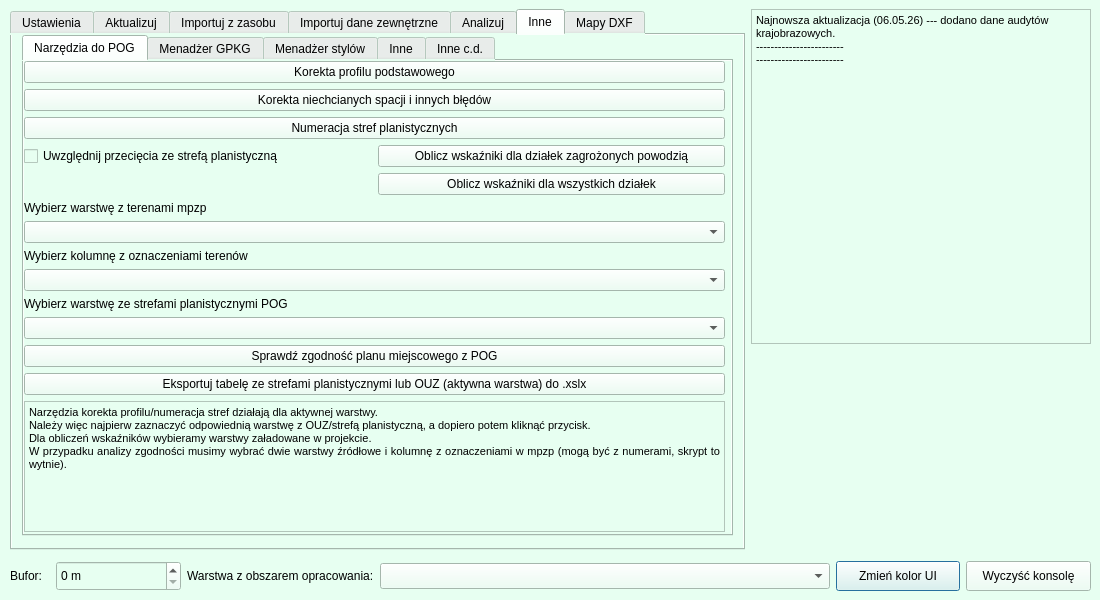
Above: bober_os_dialog_base.ui from pankonduktortoja/BoberOS before the change. Below: the same form after it.
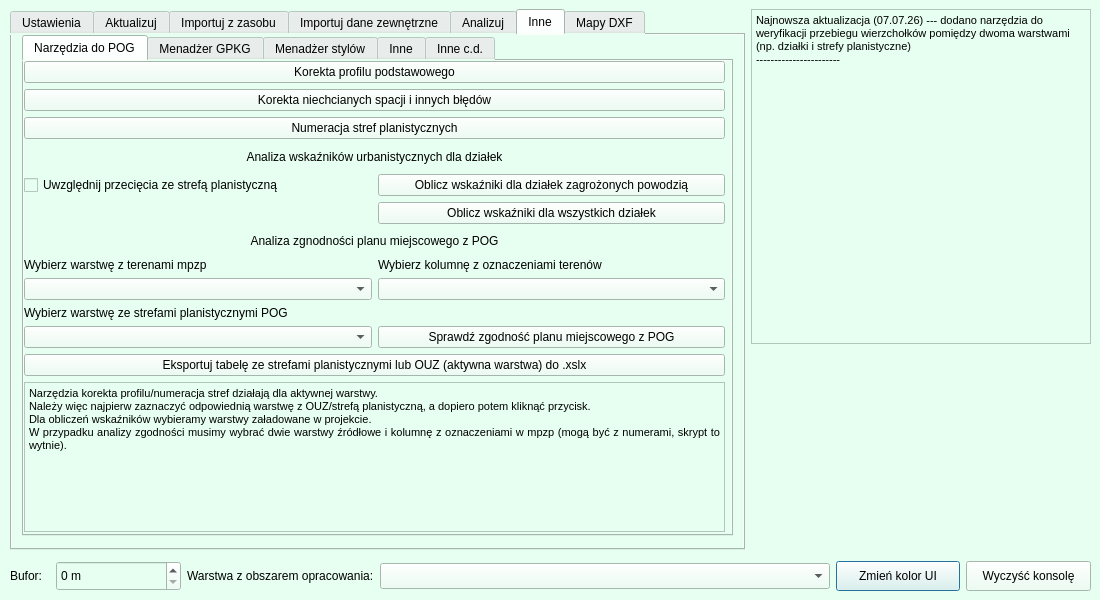
That is the form after the change. The open tabs and pages were chosen to show the change. Custom widgets are drawn as their Qt base class.

Commit message: added vertices alignment analysis

Diff of the .ui file:
```diff
--- a/bober_os_dialog_base.ui
+++ b/bober_os_dialog_base.ui
@@ -1659,70 +1659,97 @@
              </property>
             </widget>
            </item>
+           <item>
+            <widget class="QLabel" name="label_37">
+             <property name="text">
+              <string>Analiza wskaźników urbanistycznych dla działek</string>
+             </property>
+             <property name="alignment">
+              <set>Qt::AlignCenter</set>
+             </property>
+            </widget>
+           </item>
            <item>
             <layout class="QGridLayout" name="gridLayout_3">
              <property name="topMargin">
               <number>0</number>
              </property>
-             <item row="0" column="1">
-              <widget class="QPushButton" name="pb_anal_pog_flood_buildings">
-               <property name="text">
-                <string>Oblicz wskaźniki dla działek zagrożonych powodzią</string>
-               </property>
-              </widget>
-             </item>
-             <item row="1" column="1">
+             <item row="2" column="1">
               <widget class="QPushButton" name="pb_anal_pog_all_buildings">
                <property name="text">
                 <string>Oblicz wskaźniki dla wszystkich działek</string>
                </property>
               </widget>
              </item>
-             <item row="0" column="0">
+             <item row="1" column="0">
               <widget class="QCheckBox" name="cb_use_pog_strefa">
                <property name="text">
                 <string>Uwzględnij przecięcia ze strefą planistyczną</string>
                </property>
               </widget>
              </item>
+             <item row="1" column="1">
+              <widget class="QPushButton" name="pb_anal_pog_flood_buildings">
+               <property name="text">
+                <string>Oblicz wskaźniki dla działek zagrożonych powodzią</string>
+               </property>
+              </widget>
+             </item>
             </layout>
            </item>
            <item>
-            <widget class="QLabel" name="label_22">
+            <widget class="QLabel" name="label_38">
              <property name="text">
-              <string>Wybierz warstwę z terenami mpzp</string>
+              <string>Analiza zgnodności planu miejscowego z POG</string>
              </property>
-            </widget>
-           </item>
-           <item>
-            <widget class="QgsMapLayerComboBox" name="mpzp_layer"/>
-           </item>
-           <item>
-            <widget class="QLabel" name="label_24">
-             <property name="text">
-              <string>Wybierz kolumnę z oznaczeniami terenów</string>
+             <property name="alignment">
+              <set>Qt::AlignCenter</set>
              </property>
             </widget>
            </item>
            <item>
-            <widget class="QComboBox" name="cb_mpzp_symbol_col"/>
-           </item>
-           <item>
-            <widget class="QLabel" name="label_23">
-             <property name="text">
-              <string>Wybierz warstwę ze strefami planistycznymi POG</string>
+            <layout class="QGridLayout" name="gridLayout_6">
+             <property name="topMargin">
+              <number>0</number>
              </property>
-            </widget>
-           </item>
-           <item>
-            <widget class="QgsMapLayerComboBox" name="pog_layer"/>
-           </item>
-           <item>
-            <widget class="QPushButton" name="pb_pog_zgodnosc">
-             <property name="text">
-              <string>Sprawdź zgodność planu miejscowego z POG</string>
-             </property>
-            </widget>
+             <item row="1" column="0">
+              <widget class="QgsMapLayerComboBox" name="mpzp_layer"/>
+             </item>
+             <item row="1" column="1">
+              <widget class="QComboBox" name="cb_mpzp_symbol_col"/>
+             </item>
+             <item row="2" column="0">
+              <widget class="QLabel" name="label_23">
+               <property name="text">
+                <string>Wybierz warstwę ze strefami planistycznymi POG</string>
+               </property>
+              </widget>
+             </item>
+             <item row="0" column="0">
+              <widget class="QLabel" name="label_22">
+               <property name="text">
+                <string>Wybierz warstwę z terenami mpzp</string>
+               </property>
+              </widget>
+             </item>
+             <item row="0" column="1">
+              <widget class="QLabel" name="label_24">
+               <property name="text">
+                <string>Wybierz kolumnę z oznaczeniami terenów</string>
+               </property>
+              </widget>
+             </item>
+             <item row="3" column="0">
+              <widget class="QgsMapLayerComboBox" name="pog_layer"/>
+             </item>
+             <item row="3" column="1">
+              <widget class="QPushButton" name="pb_pog_zgodnosc">
+               <property name="text">
+                <string>Sprawdź zgodność planu miejscowego z POG</string>
+               </property>
+              </widget>
+             </item>
+            </layout>
            </item>
            <item>
             <widget class="QPushButton" name="pb_pog_to_xslx">
@@ -2423,9 +2450,8 @@
 &lt;html&gt;&lt;head&gt;&lt;meta name=&quot;qrichtext&quot; content=&quot;1&quot; /&gt;&lt;style type=&quot;text/css&quot;&gt;
 p, li { white-space: pre-wrap; }
 &lt;/style&gt;&lt;/head&gt;&lt;body style=&quot; font-family:'Open Sans'; font-size:8pt; font-weight:400; font-style:normal;&quot;&gt;
-&lt;p style=&quot; margin-top:0px; margin-bottom:0px; margin-left:0px; margin-right:0px; -qt-block-indent:0; text-indent:0px;&quot;&gt;Najnowsza aktualizacja (06.05.26) --- dodano dane audytów krajobrazowych.&lt;/p&gt;
-&lt;p style=&quot; margin-top:0px; margin-bottom:0px; margin-left:0px; margin-right:0px; -qt-block-indent:0; text-indent:0px;&quot;&gt;------------------------&lt;/p&gt;
-&lt;p style=&quot; margin-top:0px; margin-bottom:0px; margin-left:0px; margin-right:0px; -qt-block-indent:0; text-indent:0px;&quot;&gt;------------------------&lt;/p&gt;&lt;/body&gt;&lt;/html&gt;</string>
+&lt;p style=&quot; margin-top:0px; margin-bottom:0px; margin-left:0px; margin-right:0px; -qt-block-indent:0; text-indent:0px;&quot;&gt;Najnowsza aktualizacja (07.07.26) --- dodano narzędzia do weryfikacji przebiegu wierzchołków pomiędzy dwoma warstwami (np. działki i strefy planistyczne)&lt;/p&gt;
+&lt;p style=&quot; margin-top:0px; margin-bottom:0px; margin-left:0px; margin-right:0px; -qt-block-indent:0; text-indent:0px;&quot;&gt;-----------------------&lt;/p&gt;&lt;/body&gt;&lt;/html&gt;</string>
         </property>
        </widget>
       </item>
```
Left out of the diff: 101 changed lines with no effect on the pictures. The commit also changes 2 other files.
